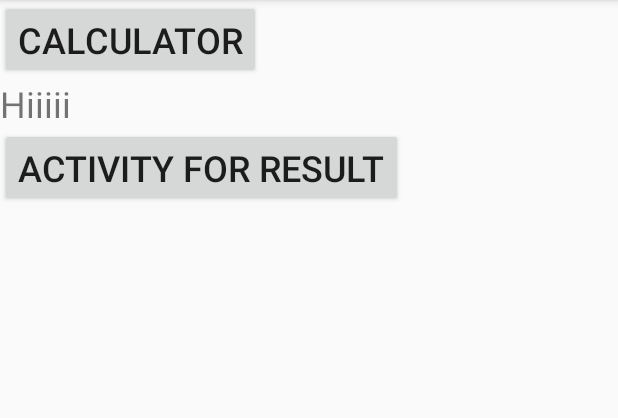
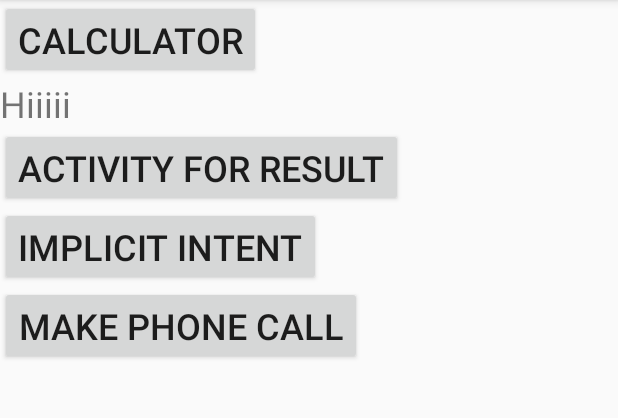
Before and after one commit to chrisalzam/RepositorioNuevo, an Android app: the screen it shows after launch (MainActivity), on a phone screen of 412 x 824 dp, the part 84-502 px from its top. Run offline under Robolectric (Android 15) with nearby library versions, the phone set to English and light mode, and no system bars; our stand-ins replace Timber.

Commit message:
Adding Permission Manager, and Implicit Intents

```diff
--- a/HelloWorld/app/build.gradle
+++ b/HelloWorld/app/build.gradle
@@ -8,7 +8,7 @@ android {
 
     defaultConfig {
         applicationId "com.example.user.helloworld"
-        minSdkVersion 19
+        minSdkVersion 23
         targetSdkVersion 29
         versionCode 1
         versionName "1.0"
--- a/HelloWorld/app/src/main/AndroidManifest.xml
+++ b/HelloWorld/app/src/main/AndroidManifest.xml
@@ -2,6 +2,7 @@
 <manifest xmlns:android="http://schemas.android.com/apk/res/android"
     package="com.example.user.helloworld">
 
+    <uses-permission android:name="android.permission.CALL_PHONE" />
     <application
         android:name=".MyApp"
         android:allowBackup="true"
--- a/HelloWorld/app/src/main/res/layout/activity_main.xml
+++ b/HelloWorld/app/src/main/res/layout/activity_main.xml
@@ -37,4 +37,17 @@
         android:text="@string/activity_for_result_button"
         android:onClick="activityForResultButtonClick"/>
 
+    <Button
+        android:layout_width="wrap_content"
+        android:layout_height="wrap_content"
+        android:text="@string/implicit_intent_button"
+        android:onClick="implicitIntentButtonClick"/>
+
+    <Button
+        android:id="@+id/btnMakePhoneCall"
+        android:layout_width="wrap_content"
+        android:layout_height="wrap_content"
+        android:text="@string/make_phone_call_button"
+        android:onClick="makePhoneCallButtonClick"/>
+
 </LinearLayout>
--- a/HelloWorld/app/src/main/res/values/strings.xml
+++ b/HelloWorld/app/src/main/res/values/strings.xml
@@ -23,4 +23,6 @@
     <string translatable="false" name="subtraction">-</string>
     <string translatable="false" name="addition">+</string>
     <string name="activity_for_result_button" translatable="false">Activity for result</string>
+    <string name="implicit_intent_button">Implicit Intent</string>
+    <string name="make_phone_call_button">Make Phone Call</string>
 </resources>
```
Also changed, not shown: HelloWorld/app/src/main/java/com/example/user/helloworld/MainActivity.kt (+46 -1 lines), HelloWorld/app/src/main/java/com/example/user/helloworld/PermissionManager.kt (added, +75 -0 lines), 1 other file.
